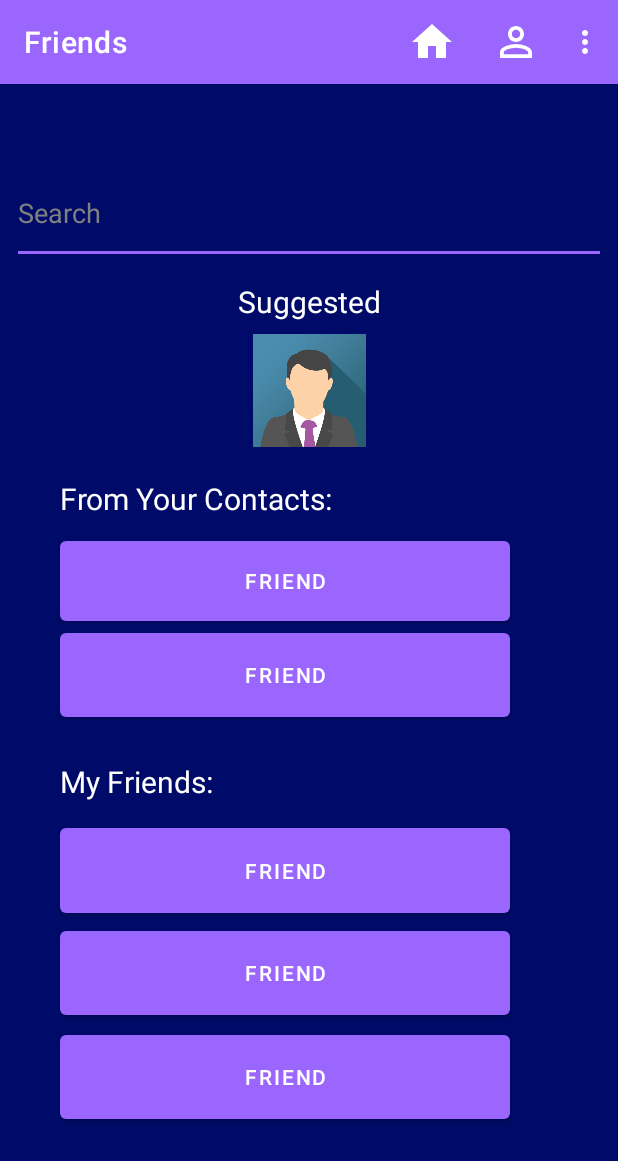
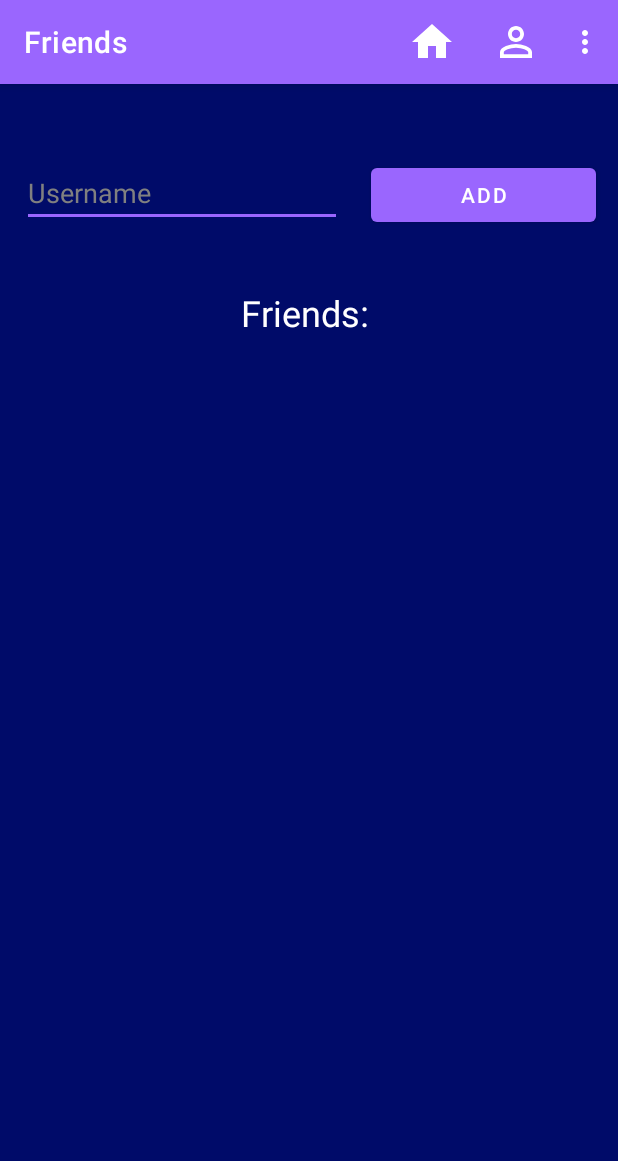
Before and after one commit to portryan/Truth-or-Err-Capstone, an Android app: the Friends screen opened directly, with no data from a screen before it, on a phone screen of 412 x 824 dp. Shown: the top 1161 px of the screen. Run offline under Robolectric (Android 15) with nearby library versions, the phone set to English and light mode, and no system bars.

Commit message:
Added Friends table to DB, Added ability to add friends, Displaying friends works

```diff
--- a/app/src/main/java/com/portryan/truthorerrcapstone/DBHelper.java
+++ b/app/src/main/java/com/portryan/truthorerrcapstone/DBHelper.java
@@ -25,6 +25,8 @@ public class DBHelper extends SQLiteOpenHelper {
         DB.execSQL("create table Users(id INTEGER primary key autoincrement, username TEXT, password TEXT, firstname TEXT, lastname Text, pronouns TEXT, points INTEGER)");
         DB.execSQL("create table Categories(name TEXT primary key, username TEXT, foreign key (username) references Users(username))");
         DB.execSQL("create table Questions(id INTEGER primary key autoincrement, username TEXT, title TEXT, category TEXT, points INTEGER, answer1 TEXT, answer2 TEXT, answer3 TEXT, answer4 TEXT, correctanswer INTEGER, foreign key (username) references Users(username), foreign key (category) references Categories(name))");
+        DB.execSQL("create table Friends(user1 INTEGER, user2 INTEGER, foreign key (user1) references Users(id), foreign key (user2) references Users(id))");
+
     }
 
     @Override
@@ -32,6 +34,7 @@ public class DBHelper extends SQLiteOpenHelper {
         DB.execSQL("drop table if exists Users");
         DB.execSQL("drop table if exists Categories");
         DB.execSQL("drop table if exists Questions");
+        DB.execSQL("drop table if exists Friends");
     }
 
     public boolean addUser(String username, String pass, String fname, String lname, String pronouns){
@@ -84,8 +87,22 @@ public class DBHelper extends SQLiteOpenHelper {
     public int getUserId(String username){
         SQLiteDatabase DB = this.getReadableDatabase();
         Cursor cursor = DB.rawQuery("Select id from Users where username = ?",new String[]{username});
+        if (cursor.getCount() < 1){
+            return -1;
+        }
         cursor.moveToFirst();
         return cursor.getInt(cursor.getColumnIndex("id"));
+    }
+
+    @SuppressLint("Range")
+    public String getUserById(int id){
+        SQLiteDatabase DB = this.getReadableDatabase();
+        Cursor cursor = DB.rawQuery("Select username from Users where id = ?",new String[]{Integer.toString(id)});
+        if (cursor.getCount() < 1){
+            return "";
+        }
+        cursor.moveToFirst();
+        return cursor.getString(cursor.getColumnIndex("username"));
     }
 
     @SuppressLint("Range")
@@ -190,4 +207,27 @@ public class DBHelper extends SQLiteOpenHelper {
         Cursor cursor = DB.rawQuery("Select * from Questions where id = ?", new String[]{Integer.toString(qID)});
         return cursor;
     }
+
+    public boolean addFriends(int user1, int user2){
+        SQLiteDatabase DB = this.getWritableDatabase();
+        Cursor cursor = DB.rawQuery("Select * from Friends where user1 = ? and user2 = ?", new String[]{Integer.toString(user1), Integer.toString(user2)});
+        if (cursor.getCount() > 0){
+            return false;
+        }
+        ContentValues contentValues = new ContentValues();
+        contentValues.put("user1", user1);
+        contentValues.put("user2", user2);
+        long result = DB.insert("Friends", null, contentValues);
+        if (result == -1){
+            return false;
+        }else{
+            return true;
+        }
+    }
+
+    public Cursor getFriends(int userId){
+        SQLiteDatabase DB = this.getReadableDatabase();
+        Cursor cursor = DB.rawQuery("Select user1 from Friends where user2 = ? UNION Select user2 from Friends where user1 = ?", new String[]{Integer.toString(userId), Integer.toString(userId)});
+        return cursor;
+    }
 }
--- a/app/src/main/java/com/portryan/truthorerrcapstone/ui/Friends.java
+++ b/app/src/main/java/com/portryan/truthorerrcapstone/ui/Friends.java
@@ -5,14 +5,24 @@ import androidx.appcompat.app.AppCompatActivity;
 
 import android.content.Intent;
 import android.database.Cursor;
+import android.graphics.Color;
 import android.os.Bundle;
 import android.view.Menu;
 import android.view.MenuInflater;
 import android.view.MenuItem;
+import android.view.View;
+import android.widget.Button;
+import android.widget.EditText;
+import android.widget.LinearLayout;
 import android.widget.TextView;
+import android.widget.Toast;
 
+import com.portryan.truthorerrcapstone.CurrentUser;
 import com.portryan.truthorerrcapstone.DBHelper;
 import com.portryan.truthorerrcapstone.R;
+
+import java.util.ArrayList;
+import java.util.List;
 
 public class Friends extends AppCompatActivity {
 
@@ -48,5 +58,56 @@ public class Friends extends AppCompatActivity {
 
         ActionBar ab = getSupportActionBar();
         ab.setTitle("Friends");
+
+        updateFriends(CurrentUser.getId());
+
+        EditText friendNameField = (EditText) findViewById(R.id.addUsername_text);
+        Button addButton = (Button) findViewById(R.id.addFriend_button);
+        addButton.setOnClickListener(new View.OnClickListener() {
+            @Override
+            public void onClick(View view) {
+                DBHelper DB = new DBHelper(Friends.this);
+                String friendName = friendNameField.getText().toString();
+                int currentId = CurrentUser.getId();
+                int friendID = DB.getUserId(friendName);
+                if (friendID == -1){
+                    Toast.makeText(Friends.this, "No User Found", Toast.LENGTH_SHORT).show();
+                }else if(friendID == currentId){
+                    Toast.makeText(Friends.this, "Cannot add yourself", Toast.LENGTH_SHORT).show();
+                }else{
+                    int minId = Math.min(currentId, friendID);
+                    int maxId = Math.max(currentId, friendID);
+                    boolean result = DB.addFriends(minId, maxId);
+                    if (result) {
+                        Toast.makeText(Friends.this, "Added!", Toast.LENGTH_SHORT).show();
+                        updateFriends(CurrentUser.getId());
+                    }else{
+                        Toast.makeText(Friends.this, "Already Added", Toast.LENGTH_SHORT).show();
+                    }
+                }
+            }
+        });
+    }
+
+    public void updateFriends(int currentUserId){
+        List<String> friendsNames = new ArrayList<String>();
+        DBHelper DB = new DBHelper(this);
+        Cursor cursor = DB.getFriends(currentUserId);
+        while(cursor.moveToNext()){
+            int friendId = cursor.getInt(0);
+            String friendName = DB.getUserById(friendId);
+            friendsNames.add(friendName);
+        }
+        LinearLayout LL = (LinearLayout) findViewById(R.id.friendsList_layout);
+        LL.removeAllViews();
+        for (int i = 0; i < friendsNames.size(); i++){
+            Button b = new Button(this);
+            b.setText(friendsNames.get(i));
+            b.setTextColor(Color.WHITE);
+            b.setBackgroundTintList(this.getResources().getColorStateList(R.color.lightPurple));
+            b.setLayoutParams(new LinearLayout.LayoutParams(1000, LinearLayout.LayoutParams.WRAP_CONTENT));
+            b.setTransformationMethod(null);
+            LL.addView(b);
+        }
     }
 }
--- a/app/src/main/res/layout/activity_friends.xml
+++ b/app/src/main/res/layout/activity_friends.xml
@@ -6,126 +6,66 @@
     android:layout_height="match_parent"
     tools:context=".ui.Friends">
 
+    <Button
+        android:id="@+id/addFriend_button"
+        android:layout_width="150dp"
+        android:layout_height="wrap_content"
+        android:layout_marginTop="50dp"
+        android:layout_marginEnd="16dp"
+        android:text="Add"
+        app:layout_constraintBottom_toBottomOf="parent"
+        app:layout_constraintEnd_toEndOf="parent"
+        app:layout_constraintStart_toEndOf="@+id/addUsername_text"
+        app:layout_constraintTop_toTopOf="parent"
+        app:layout_constraintVertical_bias="0.0" />
+
     <EditText
-        android:id="@+id/searchText"
-        style="@style/Widget.AppCompat.AutoCompleteTextView"
-        android:layout_width="0dp"
-        android:layout_height="0dp"
-        android:layout_marginStart="8dp"
-        android:layout_marginTop="52dp"
-        android:layout_marginEnd="8dp"
-        android:layout_marginBottom="11dp"
+        android:id="@+id/addUsername_text"
+        android:layout_width="wrap_content"
+        android:layout_height="wrap_content"
+        android:layout_marginStart="16dp"
+        android:layout_marginTop="50dp"
+        android:layout_marginEnd="19dp"
         android:ems="10"
-        android:hint="Search"
+        android:hint="Username"
         android:inputType="textPersonName"
-        android:textColor="#FFFFFF"
-        android:textColorHint="@color/gray"
-        app:layout_constraintBottom_toTopOf="@+id/suggested"
+        app:layout_constraintBottom_toBottomOf="parent"
+        app:layout_constraintEnd_toStartOf="@+id/addFriend_button"
+        app:layout_constraintStart_toStartOf="parent"
+        app:layout_constraintTop_toTopOf="parent"
+        app:layout_constraintVertical_bias="0.0" />
+
+    <ScrollView
+        android:id="@+id/friendsList_view"
+        android:layout_width="373dp"
+        android:layout_height="536dp"
+        android:layout_marginStart="1dp"
+        android:layout_marginTop="11dp"
+        android:layout_marginEnd="1dp"
         app:layout_constraintEnd_toEndOf="parent"
         app:layout_constraintStart_toStartOf="parent"
-        app:layout_constraintTop_toTopOf="parent" />
+        app:layout_constraintTop_toBottomOf="@+id/friendsTextView">
+
+        <LinearLayout
+            android:id="@+id/friendsList_layout"
+            android:layout_width="match_parent"
+            android:layout_height="wrap_content"
+            android:gravity="center"
+            android:orientation="vertical" />
+    </ScrollView>
 
     <TextView
-        android:id="@+id/suggested"
+        android:id="@+id/friendsTextView"
         android:layout_width="wrap_content"
         android:layout_height="wrap_content"
-        android:layout_marginBottom="104dp"
-        android:text="Suggested"
-        android:textColor="@color/white"
-        android:textSize="20dp"
-        app:layout_constraintBottom_toTopOf="@+id/contacts"
+        android:layout_marginStart="160dp"
+        android:layout_marginTop="38dp"
+        android:layout_marginEnd="160dp"
+        android:text="Friends: "
+        android:textColor="#FFFFFF"
+        android:textSize="24sp"
         app:layout_constraintEnd_toEndOf="parent"
         app:layout_constraintStart_toStartOf="parent"
-        app:layout_constraintTop_toBottomOf="@+id/searchText" />
-
-    <TextView
-        android:id="@+id/contacts"
-        android:layout_width="wrap_content"
-        android:layout_height="wrap_content"
-        android:layout_marginBottom="70dp"
-        android:text="From Your Contacts:"
-        android:textColor="@color/white"
-        android:textSize="20sp"
-        app:layout_constraintBottom_toTopOf="@+id/button3"
-        app:layout_constraintStart_toStartOf="@+id/button"
-        app:layout_constraintTop_toBottomOf="@+id/suggested" />
-
-    <TextView
-        android:id="@+id/friends"
-        android:layout_width="wrap_content"
-        android:layout_height="wrap_content"
-        android:layout_marginBottom="11dp"
-        android:text="My Friends:"
-        android:textColor="@color/white"
-        android:textSize="20sp"
-        app:layout_constraintBottom_toTopOf="@+id/button2"
-        app:layout_constraintStart_toStartOf="@+id/button2"
-        app:layout_constraintTop_toBottomOf="@+id/button3" />
-
-    <Button
-        android:id="@+id/button"
-        android:layout_width="300dp"
-        android:layout_height="65dp"
-        android:layout_marginTop="55dp"
-        android:layout_marginBottom="63dp"
-        android:text="Friend"
-        app:layout_constraintBottom_toBottomOf="@+id/button3"
-        app:layout_constraintEnd_toEndOf="@+id/button3"
-        app:layout_constraintStart_toStartOf="@+id/button3"
-        app:layout_constraintTop_toBottomOf="@+id/profilePicture" />
-
-    <Button
-        android:id="@+id/button2"
-        android:layout_width="300dp"
-        android:layout_height="0dp"
-        android:text="Friend"
-        app:layout_constraintBottom_toTopOf="@+id/button4"
-        app:layout_constraintEnd_toEndOf="@+id/button4"
-        app:layout_constraintStart_toStartOf="@+id/button4"
-        app:layout_constraintTop_toBottomOf="@+id/friends" />
-
-    <Button
-        android:id="@+id/button4"
-        android:layout_width="300dp"
-        android:layout_height="0dp"
-        android:layout_marginBottom="1dp"
-        android:text="Friend"
-        app:layout_constraintBottom_toTopOf="@+id/button5"
-        app:layout_constraintEnd_toEndOf="@+id/button5"
-        app:layout_constraintStart_toStartOf="@+id/button5"
-        app:layout_constraintTop_toBottomOf="@+id/button2" />
-
-    <Button
-        android:id="@+id/button5"
-        android:layout_width="300dp"
-        android:layout_height="0dp"
-        android:layout_marginStart="40dp"
-        android:layout_marginBottom="72dp"
-        android:text="Friend"
-        app:layout_constraintBottom_toBottomOf="parent"
-        app:layout_constraintStart_toStartOf="parent"
-        app:layout_constraintTop_toBottomOf="@+id/button4" />
-
-    <Button
-        android:id="@+id/button3"
-        android:layout_width="0dp"
-        android:layout_height="0dp"
-        android:layout_marginBottom="23dp"
-        android:text="Friend"
-        app:layout_constraintBottom_toTopOf="@+id/friends"
-        app:layout_constraintEnd_toEndOf="@+id/button2"
-        app:layout_constraintStart_toStartOf="@+id/friends"
-        app:layout_constraintTop_toBottomOf="@+id/contacts" />
-
-    <ImageView
-        android:id="@+id/profilePicture"
-        android:layout_width="75dp"
-        android:layout_height="75dp"
-        android:layout_marginTop="8dp"
-        android:src="@drawable/img_avatar"
-        android:visibility="visible"
-        app:layout_constraintEnd_toEndOf="parent"
-        app:layout_constraintStart_toStartOf="parent"
-        app:layout_constraintTop_toBottomOf="@+id/suggested" />
+        app:layout_constraintTop_toBottomOf="@+id/addFriend_button" />
 
 </androidx.constraintlayout.widget.ConstraintLayout>
```
